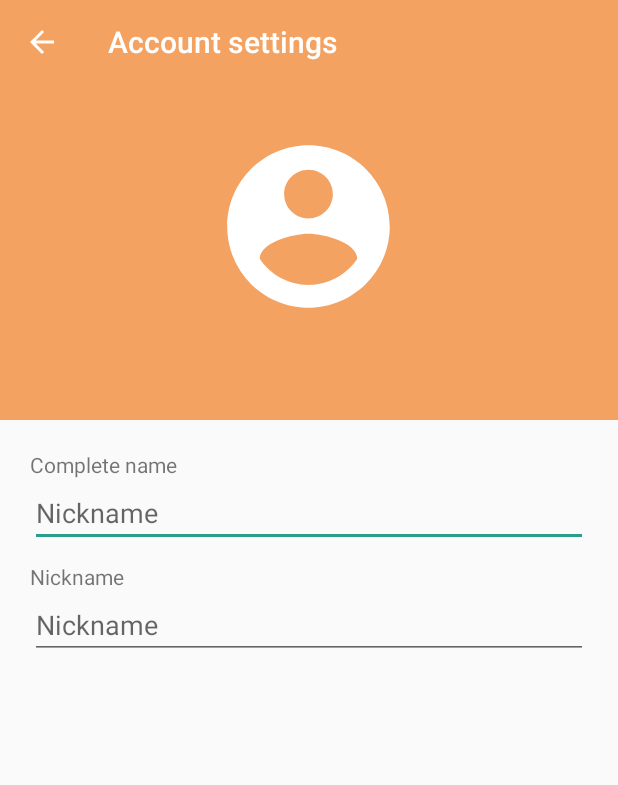
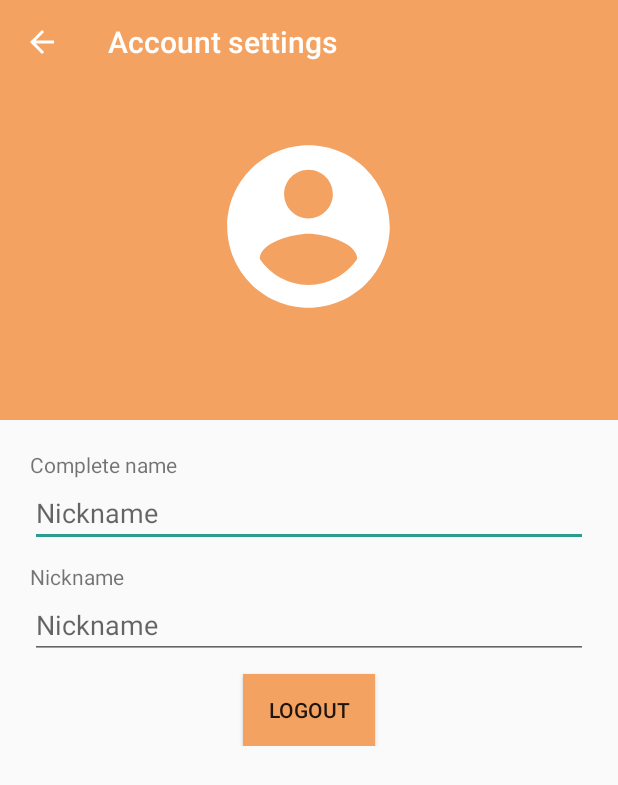
Before and after one commit to micheleantonazzi/ARGame, an Android app: the AccountSettingsActivity screen opened directly, with no data from a screen before it, on a phone screen of 412 x 824 dp. Shown: the top 785 px of the screen. Run offline under Robolectric (Android 15) with nearby library versions, the phone set to English and light mode, and no system bars; our stand-ins replace Firebase (no records; nobody signed in at launch, a user with empty details on screens opened directly); libraries missing offline, so code that uses them is left out: com.firebase.ui.

Commit message:
AccountSettingsActivity.java: added button to logout

```diff
--- a/code/android-native/app/src/main/java/com/argame/activities/settings/AccountSettingsActivity.java
+++ b/code/android-native/app/src/main/java/com/argame/activities/settings/AccountSettingsActivity.java
@@ -5,6 +5,7 @@ import android.net.Uri;
 import android.os.Bundle;
 
 import com.argame.activities.MainActivity;
+import com.firebase.ui.auth.AuthUI;
 import com.google.android.material.appbar.AppBarLayout;
 import com.google.android.material.appbar.CollapsingToolbarLayout;
 import androidx.appcompat.app.ActionBar;
@@ -15,6 +16,8 @@ import android.util.Log;
 import android.view.Menu;
 import android.view.MenuInflater;
 import android.view.MenuItem;
+import android.view.View;
+import android.widget.Button;
 import android.widget.EditText;
 import android.widget.ImageView;
 import android.widget.TextView;
@@ -43,6 +46,13 @@ public class AccountSettingsActivity extends AppCompatActivity {
         TextView textViewUserEmail = findViewById(R.id.textViewUserEmail);
         EditText editTextName = findViewById(R.id.edit_text_complete_name);
         EditText editTextNickName = findViewById(R.id.edit_text_nickname);
+        Button buttonLogout = findViewById(R.id.button_logout);
+
+        buttonLogout.setOnClickListener(view -> {
+            AuthUI.getInstance().signOut(getApplicationContext()).addOnCompleteListener(task -> {
+                finish();
+            });
+        });
 
         // Add back button
         setSupportActionBar(toolbar);
@@ -77,6 +87,7 @@ public class AccountSettingsActivity extends AppCompatActivity {
             if (profilePhotoUrl != null) {
                 Log.d("debugg", profilePhotoUrl.toString());
             }
+            Log.d("debugg",currentUser.getUid());
         }
     }
 
--- a/code/android-native/app/src/main/res/layout/activity_account_settings.xml
+++ b/code/android-native/app/src/main/res/layout/activity_account_settings.xml
@@ -67,6 +67,6 @@
         </com.google.android.material.appbar.CollapsingToolbarLayout>
     </com.google.android.material.appbar.AppBarLayout>
 
-    <include layout="@layout/content_scrolling" />
+    <include layout="@layout/content_scrolling_account_activity" />
 
 </androidx.coordinatorlayout.widget.CoordinatorLayout>
--- a/code/android-native/app/src/main/res/layout/content_scrolling.xml
+++ b/code/android-native/app/src/main/res/layout/content_scrolling_account_activity.xml
@@ -42,5 +42,14 @@
             android:ems="10"
             android:hint="@string/text_view_nick_name"
             android:inputType="textPersonName" />
+
+        <Button
+            android:id="@+id/button_logout"
+            android:layout_width="wrap_content"
+            android:layout_height="wrap_content"
+            android:layout_gravity="center_horizontal"
+            android:background="?attr/colorPrimary"
+            android:text="@string/button_logout_text"
+            android:layout_marginTop="10dp"/>
     </LinearLayout>
 </androidx.core.widget.NestedScrollView>
--- a/code/android-native/app/src/main/res/values/strings.xml
+++ b/code/android-native/app/src/main/res/values/strings.xml
@@ -22,6 +22,7 @@
     <string name="image_view_profile_photo_description">Profile image</string>
     <string name="text_view_complete_name">Complete name</string>
     <string name="text_view_nick_name">Nickname</string>
+    <string name="button_logout_text">Logout</string>
 
     <!-- Application Settings Activity -->
     <string name="title_activity_application_settings">Application settings</string>
```
Also changed, not shown: 2 other files.
